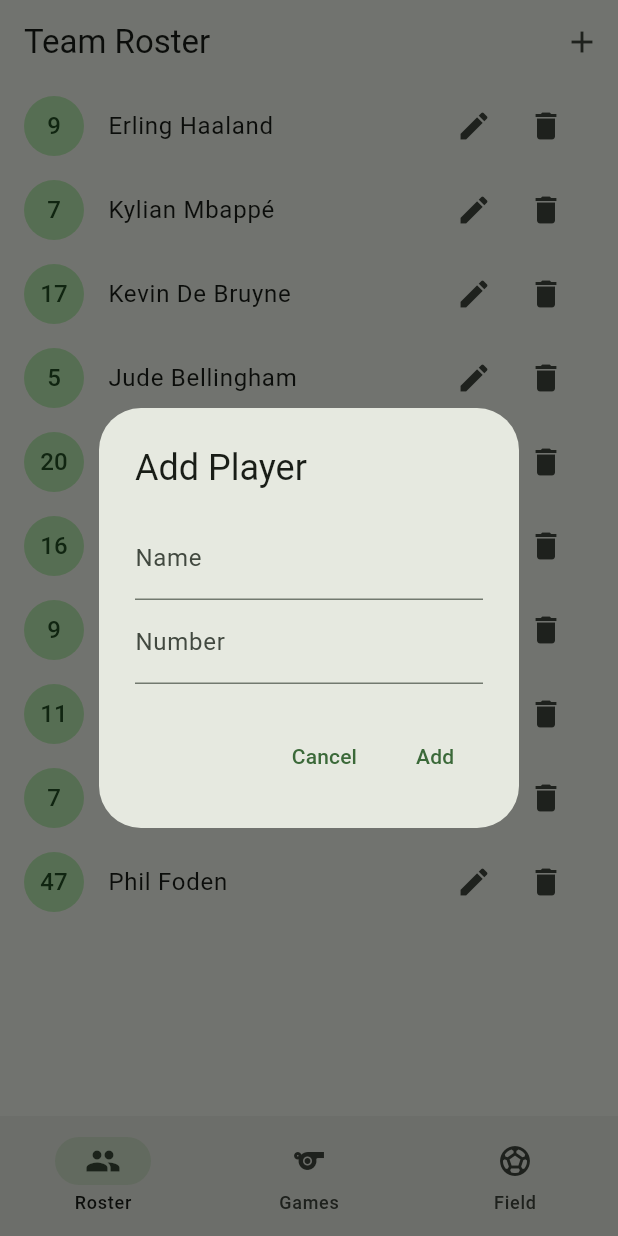
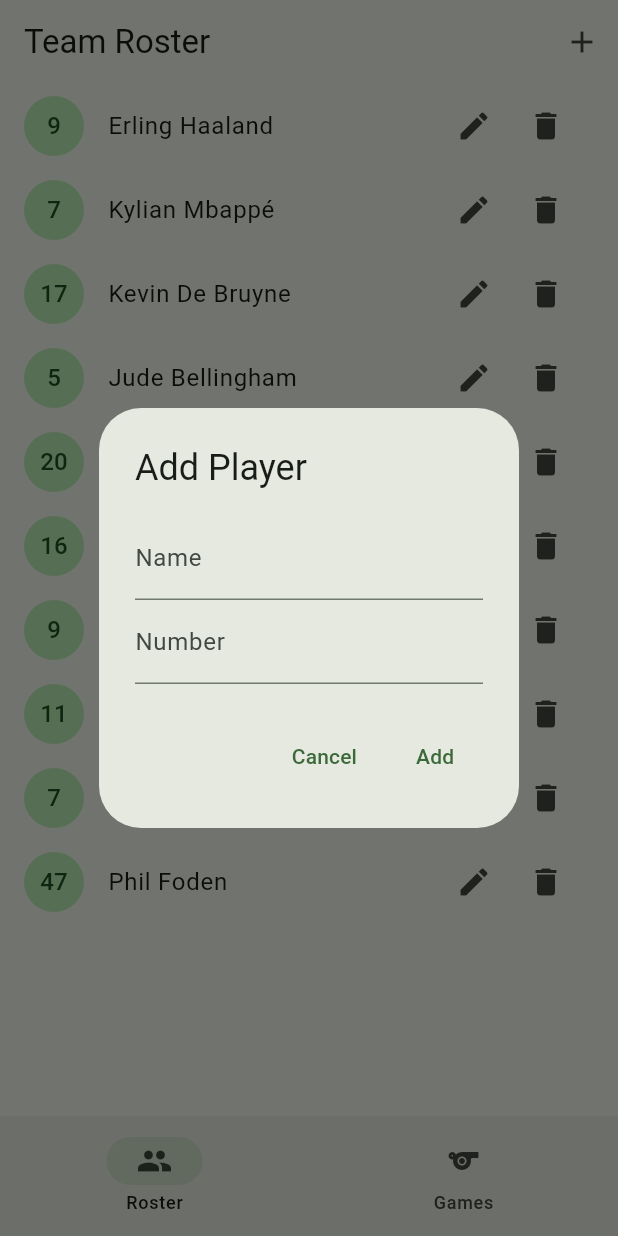
Before and after one commit to etxnija/subsub, a Flutter app: the screen it shows after launch, after a tap on the "add" icon, on a phone screen of 412 x 824 dp. Run offline on Flutter 3.47's test engine with Material 3 defaults, Android fonts, the phone set to English and light mode, and no system bars; our stand-ins replace flutter_riverpod, go_router, shared_preferences, sqflite; accounts and stored records are empty.

Commit message:
feat: removed field tab

```diff
--- a/lib/router.dart
+++ b/lib/router.dart
@@ -3,7 +3,6 @@ import 'package:go_router/go_router.dart';
 import 'package:flutter_riverpod/flutter_riverpod.dart';
 import 'package:subsub/views/roster/roster_screen.dart';
 import 'package:subsub/screens/games_screen.dart';
-import 'package:subsub/screens/field_screen.dart';
 import 'package:subsub/screens/game_play_screen.dart';
 
 final routerProvider = Provider<GoRouter>((ref) {
@@ -21,10 +20,6 @@ final routerProvider = Provider<GoRouter>((ref) {
                   label: 'Roster',
                 ),
                 NavigationDestination(icon: Icon(Icons.sports), label: 'Games'),
-                NavigationDestination(
-                  icon: Icon(Icons.sports_soccer),
-                  label: 'Field',
-                ),
               ],
               selectedIndex: _calculateSelectedIndex(state),
               onDestinationSelected: (index) {
@@ -34,9 +29,6 @@ final routerProvider = Provider<GoRouter>((ref) {
                     break;
                   case 1:
                     context.go('/games');
-                    break;
-                  case 2:
-                    context.go('/field');
                     break;
                 }
               },
@@ -58,10 +50,6 @@ final routerProvider = Provider<GoRouter>((ref) {
               ),
             ],
           ),
-          GoRoute(
-            path: '/field',
-            builder: (context, state) => const FieldScreen(),
-          ),
         ],
       ),
     ],
@@ -72,6 +60,5 @@ int _calculateSelectedIndex(GoRouterState state) {
   final location = state.uri.path;
   if (location == '/') return 0;
   if (location == '/games') return 1;
-  if (location == '/field') return 2;
   return 0;
 }
```
